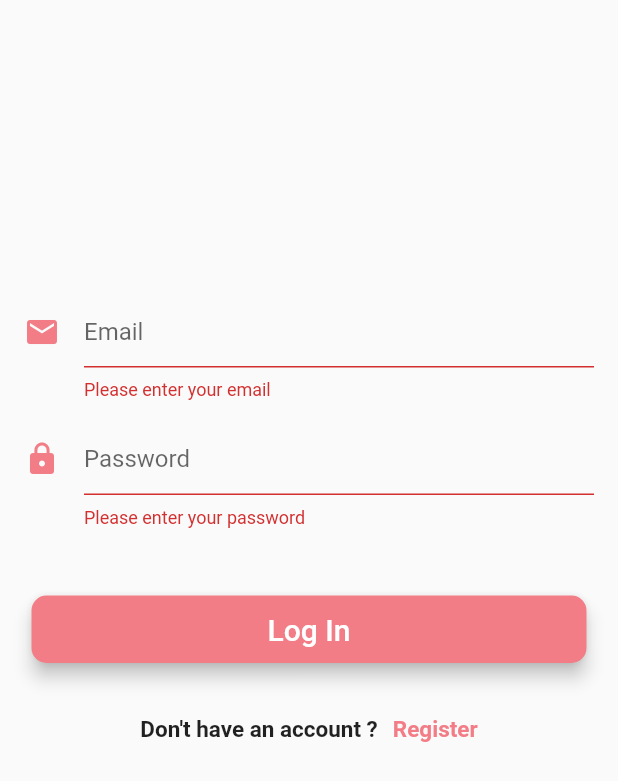
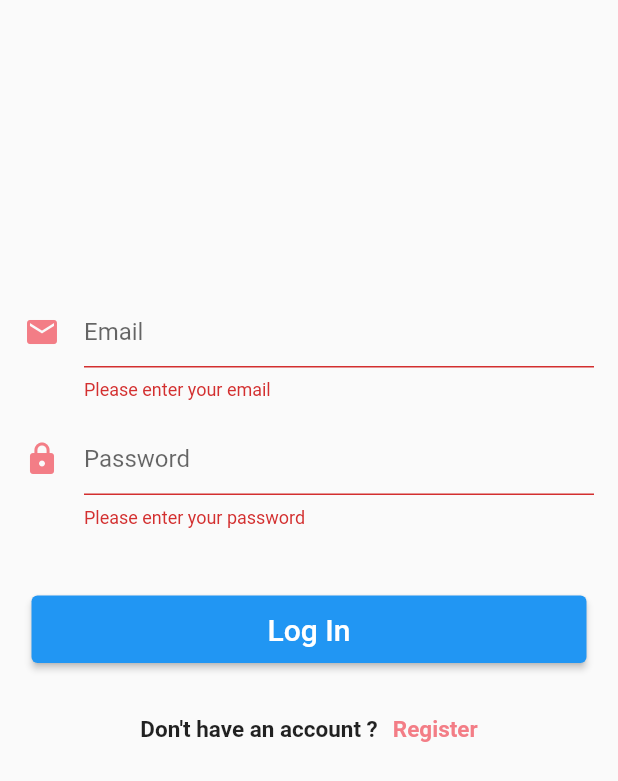
Before and after one commit to Ambangira/flutter-pregnant-umenoki, a Flutter app: the screen it shows after launch, after a tap on "Log In", on a phone screen of 412 x 824 dp. Shown: the top 781 px of the screen. Run offline on Flutter 3.47's test engine with Material 2 defaults, Android fonts, the phone set to English and light mode, and no system bars; our stand-ins replace bubble_tab_indicator, cloud_firestore, firebase_auth, firebase_core, firebase_messaging, sticky_headers; missing offline and left inert: imagebutton; accounts and stored records are empty.

Commit message:
made changes to ensure functionality
working

```diff
--- a/lib/main.dart
+++ b/lib/main.dart
@@ -1,4 +1,5 @@
 import 'package:firebase_auth/firebase_auth.dart';
+import 'package:firebase_core/firebase_core.dart';
 import 'package:flutter/material.dart';
 import 'package:umenoki/src/app_theme.dart';
 import 'package:umenoki/src/pages/home_page.dart';
@@ -9,17 +10,30 @@ import 'package:umenoki/src/services/auth.dart';
 import 'package:umenoki/src/services/push_notifications.dart';
 
 void main() {
-  runApp(MyApp());
+  runApp(PregSafe());
 }
 
-class MyApp extends StatelessWidget {
+class PregSafe extends StatefulWidget {
+
+  @override
+  MyAppState createState() => MyAppState();
+}
+
+class MyAppState extends State<PregSafe> with WidgetsBindingObserver {
+  // Define an async function to initialize FlutterFire
+  void initializeFlutterFire() async {
+      // Wait for Firebase to initialize and set `_initialized` state to true
+      Firebase.initializeApp();
+  }
 
   // This widget is the root of your application.
   @override
   Widget build(BuildContext context) {
-    PushNotificationsManager().init();
+    //PushNotificationsManager().init();
 
     return MaterialApp(
+      debugShowCheckedModeBanner: false,
+
       routes: <String, WidgetBuilder> {
         '/auth/login': (BuildContext context) => new LoginPage(),
         '/auth/register': (BuildContext context) => new RegisterPage(),
@@ -39,9 +53,9 @@ class MyApp extends StatelessWidget {
         textTheme: AppTheme.textTheme,
         visualDensity: VisualDensity.adaptivePlatformDensity,
       ),
-      home: FutureBuilder<FirebaseUser>(
+      home: FutureBuilder<User>(
         future: Auth().getCurrentUser(),
-        builder: (BuildContext context, AsyncSnapshot<FirebaseUser> snapshot) {
+        builder: (BuildContext context, AsyncSnapshot<User> snapshot) {
           if (snapshot.hasData) {
             return HomePage(selPage: 'mybaby', selIndex: 0,);
           }
@@ -50,4 +64,9 @@ class MyApp extends StatelessWidget {
       ),
     );
   }
+  @override
+  void initState() {
+    super.initState();
+    initializeFlutterFire();
+  }
 }
--- a/lib/src/app_global.dart
+++ b/lib/src/app_global.dart
@@ -20,38 +20,33 @@ import 'package:umenoki/src/pages/journey_page.dart';
 import 'package:umenoki/src/pages/health_page.dart';
 
 class AppGlobal {
-  static String appTitle = 'Umenoki';
+  static String appTitle = 'PregSafe';
 
   // Bottom navigation bar items
   static List<BottomNavigationBarItem> navItems = <BottomNavigationBarItem>[
-    BottomNavigationBarItem(
-      icon:             Image.asset('assets/components/tabbar_baby.png'),
-      activeIcon:       Image.asset('assets/components/tabbar_baby_s.png'),
-      title:            new Text('My Baby'),
-      backgroundColor:  AppTheme.nearlyPink,
-    ),
+
     BottomNavigationBarItem(
       icon:             Image.asset('assets/components/tabbar_me.png'),
       activeIcon:       Image.asset('assets/components/tabbar_me_s.png'),
-      title:            new Text('Me'),
+      label:            ('Me'),
       backgroundColor:  AppTheme.nearlyPink,
     ),
     BottomNavigationBarItem(
       icon:             Image.asset('assets/components/tabbar_nutrition.png'),
       activeIcon:       Image.asset('assets/components/tabbar_nutrition_s.png'),
-      title:            Text('Nutrition'),
+      label:            ('Nutrition'),
       backgroundColor:  AppTheme.nearlyPink,
     ),
     BottomNavigationBarItem(
       icon:             Image.asset('assets/components/tabbar_journey.png'),
       activeIcon:       Image.asset('assets/components/tabbar_journey_s.png'),
-      title:            new Text('Journey'),
+      label:            ('Journey'),
       backgroundColor:  AppTheme.nearlyPink,
     ),
     BottomNavigationBarItem(
       icon:             Image.asset('assets/components/tabbar_health.png'),
       activeIcon:       Image.asset('assets/components/tabbar_health_s.png'),
-      title:            new Text('Health'),
+      label:            ('Health'),
       backgroundColor:  AppTheme.nearlyPink,
     ),
   ];
--- a/lib/src/pages/auth/auth_login_page.dart
+++ b/lib/src/pages/auth/auth_login_page.dart
@@ -1,11 +1,3 @@
-///
-/// Project name : Umenoki
-/// Description : Sign page
-/// Author : Xiao
-/// Date : 2020-06-02
-///
-
-import 'package:flutter/cupertino.dart';
 import 'package:flutter/material.dart';
 import 'package:umenoki/src/app_theme.dart';
 import 'package:umenoki/src/services/validator.dart';
@@ -127,12 +119,8 @@ class _LoginPageState extends State<LoginPage>{
       padding: EdgeInsets.fromLTRB(5.0, 45.0, 5.0, 0.0),
       child: SizedBox(
         height: 45.0,
-        child: RaisedButton(
-          elevation: 5.0,
-          shape: RoundedRectangleBorder(
-            borderRadius: BorderRadius.circular(10.0)
-          ),
-          color: AppTheme.nearlyRed,
+        child: ElevatedButton(
+
           child: Text('Log In',
             style: TextStyle(
               fontSize: 20.0,
--- a/lib/src/services/auth.dart
+++ b/lib/src/services/auth.dart
@@ -10,7 +10,7 @@ import 'package:firebase_auth/firebase_auth.dart';
 
 abstract class BaseAuth {
 
-  Future<FirebaseUser> getCurrentUser();
+  Future<User> getCurrentUser();
   Future<String> signIn(String email, String password);
   Future<String> createUser(String email, String password);
   Future<void> signOut();
@@ -42,8 +42,8 @@ class Auth implements BaseAuth {
     return 'Success';
   }
 
-  Future<FirebaseUser> getCurrentUser() async {
-    FirebaseUser user = await _firebaseAuth.currentUser();
+  Future<User> getCurrentUser() async {
+    User user = _firebaseAuth.currentUser;
     return user != null ? user : null;
   }
 
--- a/lib/src/services/push_notifications.dart
+++ b/lib/src/services/push_notifications.dart
@@ -15,14 +15,14 @@ class PushNotificationsManager {
 
   static final PushNotificationsManager _instance = PushNotificationsManager._();
 
-  final FirebaseMessaging _firebaseMessaging = FirebaseMessaging();
+  final FirebaseMessaging _firebaseMessaging = FirebaseMessaging.instance;
   bool _initialized = false;
 
   Future<void> init() async {
     if (!_initialized) {
       // For iOS request permission first.
-      _firebaseMessaging.requestNotificationPermissions();
-      _firebaseMessaging.configure();
+      _firebaseMessaging.requestPermission();
+      FirebaseMessaging.onMessage;
 
       // For testing purposes print the Firebase Messaging token
       // String token = await _firebaseMessaging.getToken();
```
Also changed, not shown: lib/src/models/setting_model.dart (+10 -10 lines), lib/src/pages/auth/auth_register_page.dart (+7 -14 lines), lib/src/pages/home_page.dart (+7 -7 lines), lib/src/pages/me_page.dart (+7 -13 lines), lib/src/pages/mybaby/mybaby_page.dart (+5 -14 lines), lib/src/pages/mybaby/mybaby_setting_page.dart (+10 -15 lines), lib/src/pages/nutrition/nutrition_subject_detail.dart (+9 -6 lines), lib/src/pages/nutrition/nutrition_tab_page.dart (+0 -8 lines), lib/src/widgets/radio_widget.dart (+4 -5 lines), pubspec.yaml (+6 -6 lines), pubspec.lock, 2 other files.
